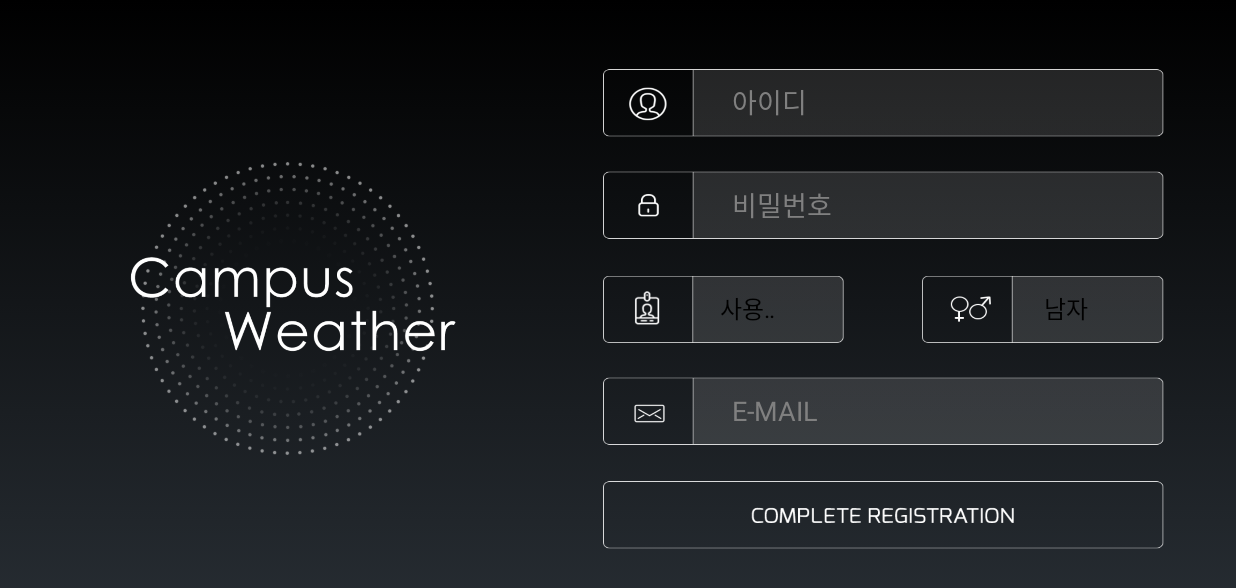
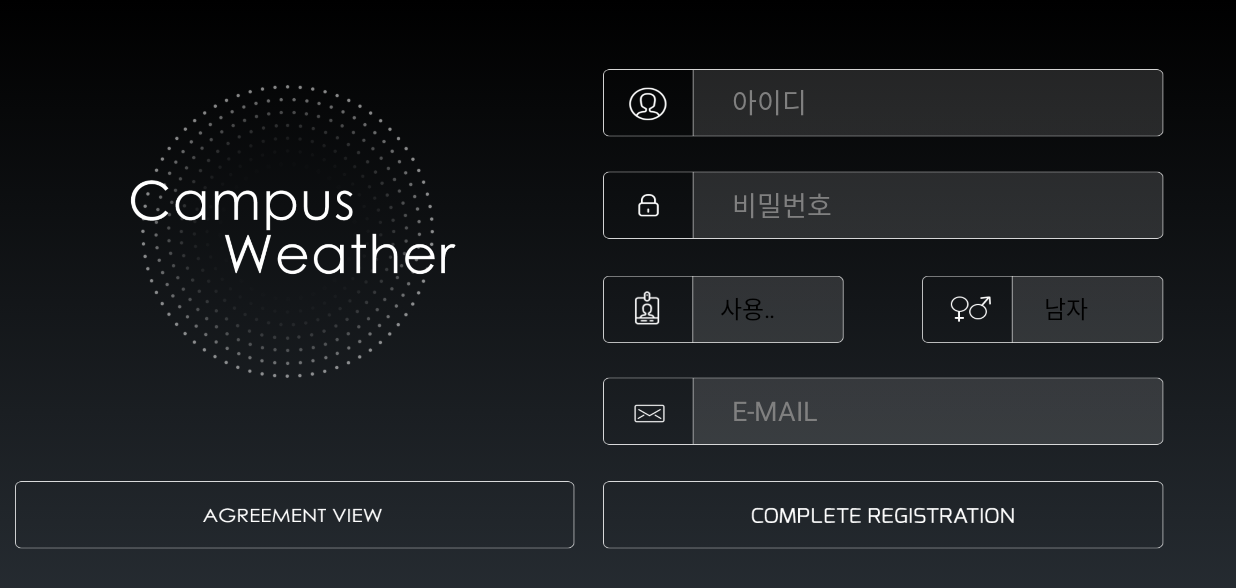
Before and after one commit to UDCA50/cau_weather, an Android app: the JoinActivity screen opened directly, with no data from a screen before it, on a phone screen of 824 x 412 dp (held sideways). Shown: the top 588 px of the screen. Run offline under Robolectric (Android 15) with nearby library versions, the light colour scheme and no system bars.

Commit message:
안드로이드 수정
안드로이드 수정판이랑 apk올렸습니다.

```diff
--- a/Android/UITest/app/src/main/AndroidManifest.xml
+++ b/Android/UITest/app/src/main/AndroidManifest.xml
@@ -21,6 +21,8 @@
                    android:screenOrientation="landscape"/>
         <activity android:name =".JoinActivity"
                    android:screenOrientation="landscape"/>
+        <activity android:name =".JoinActivity_A"
+                    android:screenOrientation="landscape"/>
         <activity android:name =".MenuActivity_User"
                     android:screenOrientation="landscape"/>
         <activity android:name =".MenuActivity_User_W"
--- a/Android/UITest/app/src/main/res/layout/activity_join.xml
+++ b/Android/UITest/app/src/main/res/layout/activity_join.xml
@@ -9,11 +9,33 @@
         android:layout_width="0dp"
         android:layout_height="match_parent"
         android:layout_weight="1"
-        android:gravity="center">
-        <ImageView
-            android:layout_width="250dp"
-            android:layout_height="250dp"
-            android:background="@drawable/login_logo"/>
+        android:gravity="center"
+        android:orientation="vertical">
+        <LinearLayout
+            android:layout_width="match_parent"
+            android:layout_height="0dp"
+            android:layout_weight="4.5"
+            android:gravity="center">
+            <ImageView
+                android:layout_width="250dp"
+                android:layout_height="250dp"
+                android:background="@drawable/login_logo"/>
+        </LinearLayout>
+        <LinearLayout
+            android:id="@+id/join_agreementView"
+            android:onClick="join_aggr_Action"
+            android:layout_width="match_parent"
+            android:layout_height="0dp"
+            android:layout_weight="1"
+            android:background="@drawable/join_aggr"
+            android:orientation="horizontal">
+
+        </LinearLayout>
+        <LinearLayout
+            android:layout_width="match_parent"
+            android:layout_height="0dp"
+            android:layout_weight="0.5">
+        </LinearLayout>
     </LinearLayout>
     <LinearLayout
         android:layout_width="0dp"
--- a/Android/UITest/app/src/main/res/layout/activity_login.xml
+++ b/Android/UITest/app/src/main/res/layout/activity_login.xml
@@ -105,6 +105,10 @@
                 android:layout_weight="1"
                 android:orientation="horizontal"
                 android:background="@drawable/login_rem">
+                <CheckBox
+                    android:layout_marginLeft="23dp"
+                    android:layout_width="wrap_content"
+                    android:layout_height="wrap_content" />
             </LinearLayout>
             <LinearLayout
                 android:id = "@+id/login_user"
--- a/Android/UITest/app/src/main/res/layout/activity_menu_user_m.xml
+++ b/Android/UITest/app/src/main/res/layout/activity_menu_user_m.xml
@@ -127,7 +127,7 @@
                 android:layout_weight="1">
                 <ImageView
                     android:id="@+id/m_write"
-                    android:onClick="msg_write_Action"
+                    android:onClick="msg_Action"
                     android:layout_width="wrap_content"
                     android:layout_height="wrap_content"
                     android:src="@drawable/write"/>
@@ -137,6 +137,8 @@
                 android:layout_height="match_parent"
                 android:layout_weight="1">
                 <ImageView
+                    android:id="@+id/m_modify"
+                    android:onClick="msg_Action"
                     android:layout_width="wrap_content"
                     android:layout_height="wrap_content"
                     android:src="@drawable/modify"/>
--- a/Android/UITest/app/src/main/res/layout/activity_menu_user_m_m.xml
+++ b/Android/UITest/app/src/main/res/layout/activity_menu_user_m_m.xml
@@ -70,7 +70,7 @@
                         android:textSize="15dp"
                         android:layout_width="190dp"
                         android:layout_height="35dp"
-                        android:textColor="#ffffff"
+                        android:textColor="#7dbb44"
                         android:padding="10dp"/>
                 </TableRow>
                 <TableRow
@@ -87,6 +87,7 @@
                         android:layout_height="200dp"
                         android:inputType="textMultiLine"
                         android:ems="10"
+                        android:textColor="#7dbb44"
                         android:layout_column="1" />
                 </TableRow>
 
@@ -119,7 +120,7 @@
                         <RadioButton
                             android:layout_width="wrap_content"
                             android:layout_height="wrap_content"
-                            android:text="교직원" />
+                            android:text="학생" />
                         <RadioButton
                             android:layout_width="wrap_content"
                             android:layout_height="wrap_content"
--- a/Android/UITest/app/src/main/res/layout/activity_menu_user_m_w.xml
+++ b/Android/UITest/app/src/main/res/layout/activity_menu_user_m_w.xml
@@ -70,7 +70,7 @@
                         android:textSize="15dp"
                         android:layout_width="190dp"
                         android:layout_height="35dp"
-                        android:textColor="#ffffff"
+                        android:textColor="#7dbb44"
                         android:padding="10dp"/>
                 </TableRow>
                 <TableRow
@@ -87,6 +87,7 @@
                         android:layout_height="200dp"
                         android:inputType="textMultiLine"
                         android:ems="10"
+                        android:textColor="#7dbb44"
                         android:layout_column="1" />
                 </TableRow>
 
@@ -119,7 +120,7 @@
                         <RadioButton
                             android:layout_width="wrap_content"
                             android:layout_height="wrap_content"
-                            android:text="교직원" />
+                            android:text="학생" />
                         <RadioButton
                             android:layout_width="wrap_content"
                             android:layout_height="wrap_content"
--- a/Android/UITest/app/src/main/res/values/joinarrays.xml
+++ b/Android/UITest/app/src/main/res/values/joinarrays.xml
@@ -10,4 +10,5 @@
         <item>남자</item>
         <item>여자</item>
     </string-array>
+
 </resources>
```
Also changed, not shown: Android/UITest/app/src/main/java/com/test/se/uitest/JoinActivity.java (+9 -0 lines), Android/UITest/app/src/main/java/com/test/se/uitest/JoinActivity_A.java (added, +59 -0 lines), Android/UITest/app/src/main/java/com/test/se/uitest/MenuActivity_User_M.java (+4 -1 lines), Android/UITest/app/src/main/res/layout/activity_join_a.xml (added, +79 -0 lines), Android/UITest/app/src/main/res/drawable/join_aggr.png (added), 2 other files.
